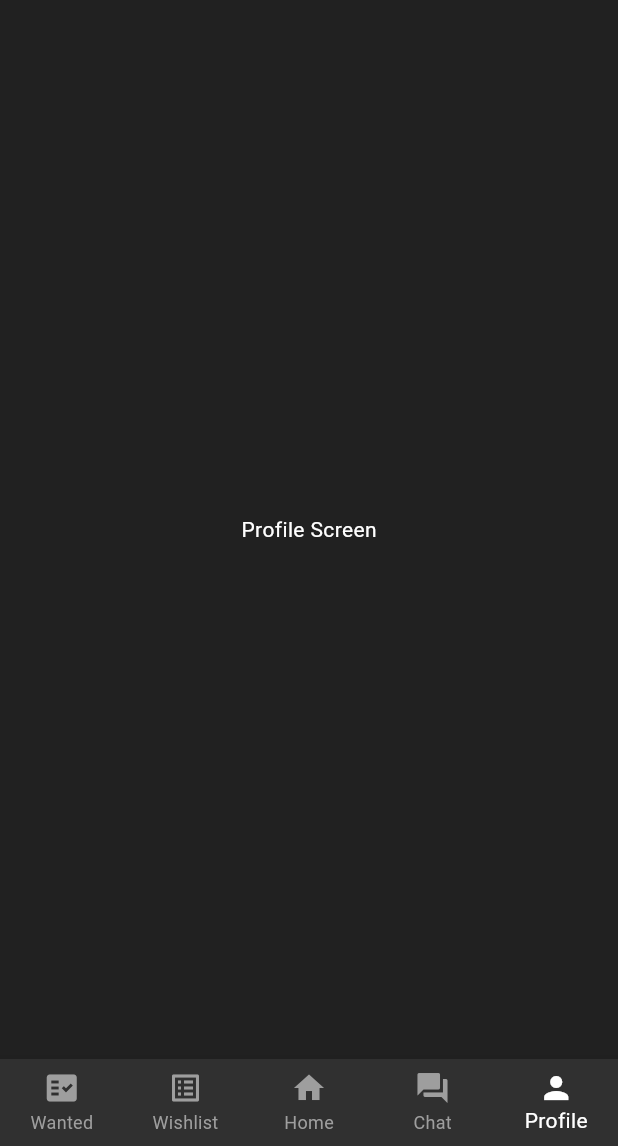
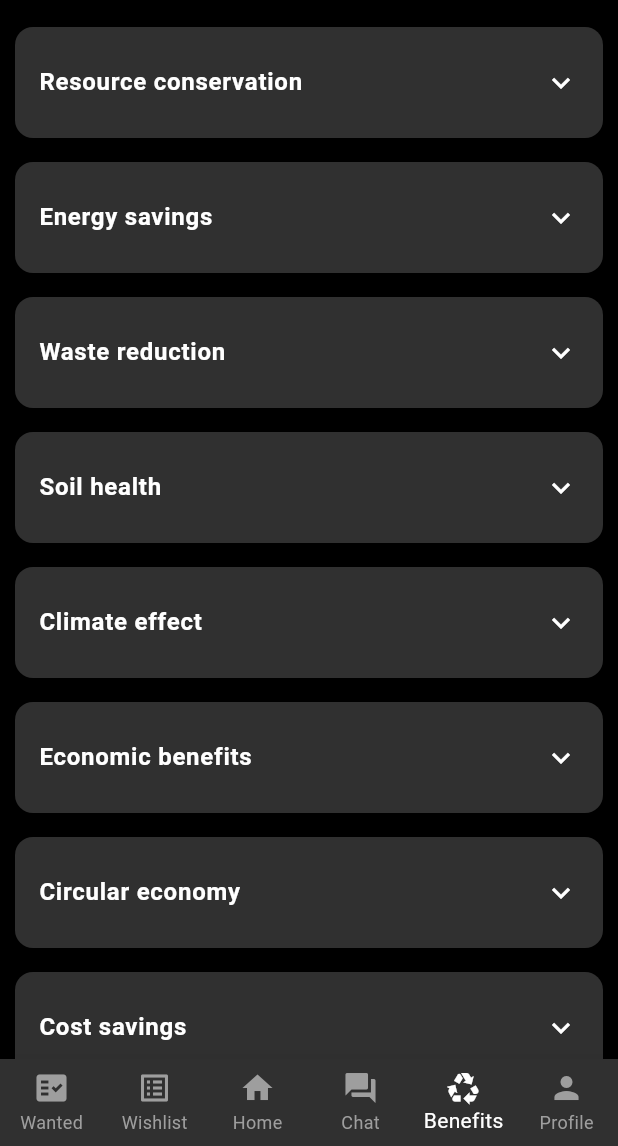
Before and after one commit to Joshuarupasinghe/bio_boost, a Flutter app: the screen it shows after launch, item 5 of the bottom bar chosen, on a phone screen of 412 x 824 dp, the part 90-1236 px from its top. Run offline on Flutter 3.47's test engine with Material 3 defaults, Android fonts, the phone set to English and light mode, and no system bars.

Commit message:
Benefits page
completed benefits of recycling and composting

```diff
--- /dev/null
+++ b/lib/screens/benefits.dart
@@ -0,0 +1,131 @@
+import 'dart:ui';
+import 'package:flutter/material.dart';
+
+class BenefitsPage extends StatelessWidget {
+  const BenefitsPage({super.key});
+
+  @override
+  Widget build(BuildContext context) {
+    return Scaffold(
+      backgroundColor: Colors.black, // Darker background for contrast
+      body: ListView(
+        padding: const EdgeInsets.all(10),
+        children: const [
+          BenefitTile(
+            title: "Resource conservation",
+            description:
+                "Recycling reduces the need for raw materials and preserves natural resources such as trees, water, and minerals.",
+          ),
+          BenefitTile(
+            title: "Energy savings",
+            description:
+                "Recycling uses less energy than producing new products, lowering greenhouse gas emissions.",
+          ),
+          BenefitTile(
+            title: "Waste reduction",
+            description:
+                "Both recycling and composting of waste from landfills reduces pollution and extends the lifetime of the landfill.",
+          ),
+          BenefitTile(
+            title: "Soil health",
+            description:
+                "Composting enriches soil with nutrients, improves plant growth, and reduces the need for chemical fertilizers.",
+          ),
+          BenefitTile(
+            title: "Climate effect",
+            description:
+                "Composting reduces methane emissions from landfills, a potent greenhouse gas contributing to climate change.",
+          ),
+          BenefitTile(
+            title: "Economic benefits",
+            description:
+                "Recycling creates jobs in waste management and production industries, and increases local economies.",
+          ),
+          BenefitTile(
+            title: "Circular economy",
+            description:
+                "Recycling promotes recycling materials, reduces waste and promotes sustainable production cycles.",
+          ),
+          BenefitTile(
+            title: "Cost savings",
+            description:
+                "Composting reduces waste costs for households and municipalities.",
+          ),
+          BenefitTile(
+            title: "Pollution prevention",
+            description:
+                "Recycling reduces coal and pollution, and keeps ecosystems cleaner and healthier.",
+          ),
+          BenefitTile(
+            title: "Community engagement",
+            description:
+                "Both practices encourage environmentally friendly habits and community engagement in sustainability efforts.",
+          ),
+        ],
+      ),
+    );
+  }
+}
+
+class BenefitTile extends StatelessWidget {
+  final String title;
+  final String description;
+
+  const BenefitTile({required this.title, required this.description, super.key});
+
+  @override
+  Widget build(BuildContext context) {
+    return Card(
+      color: Colors.grey[850],
+      elevation: 5,
+      shape: RoundedRectangleBorder(borderRadius: BorderRadius.circular(12)),
+      margin: const EdgeInsets.symmetric(vertical: 8),
+      child: Theme(
+        data: Theme.of(context).copyWith(dividerColor: Colors.transparent),
+        child: ExpansionTile(
+          title: Text(
+            title,
+            style: const TextStyle(
+              fontWeight: FontWeight.bold,
+              color: Colors.white,
+              fontSize: 16,
+            ),
+          ),
+          iconColor: Colors.white,
+          collapsedIconColor: Colors.white,
+          tilePadding: const EdgeInsets.symmetric(horizontal: 16, vertical: 8),
+          children: [
+            Container(
+              padding: const EdgeInsets.all(12),
+              decoration: BoxDecoration(
+                gradient: LinearGradient(
+                  colors: [
+                    Colors.grey[800]!.withOpacity(0.5),
+                    Colors.grey[850]!.withOpacity(0.5), // Added more color stops
+                    Colors.grey[900]!.withOpacity(0.5), // Added more color stops
+                  ],
+                  begin: Alignment.topLeft,
+                  end: Alignment.bottomRight,
+                ),
+                borderRadius: const BorderRadius.only(
+                  bottomLeft: Radius.circular(12),
+                  bottomRight: Radius.circular(12),
+                ),
+              ),
+              child: ClipRRect(
+                borderRadius: BorderRadius.circular(12),
+                child: BackdropFilter(
+                  filter: ImageFilter.blur(sigmaX: 5, sigmaY: 5),
+                  child: Text(
+                    description,
+                    style: const TextStyle(color: Colors.white70, fontSize: 14),
+                  ),
+                ),
+              ),
+            ),
+          ],
+        ),
+      ),
+    );
+  }
+}
--- a/lib/screens/home.dart
+++ b/lib/screens/home.dart
@@ -1,5 +1,6 @@
 import 'package:flutter/material.dart';
 import 'chat_list.dart'; // Import the chat list screen
+import 'benefits.dart';
 
 class HomePage extends StatefulWidget {
   const HomePage({Key? key}) : super(key: key);
@@ -17,6 +18,7 @@ class _HomePageState extends State<HomePage> {
     Center(child: Text('Wishlist Screen', style: TextStyle(color: Colors.white))),
     Center(child: Text('Home Screen', style: TextStyle(color: Colors.white))),
     ChatList(), // Chat screen
+    BenefitsPage(),
     Center(child: Text('Profile Screen', style: TextStyle(color: Colors.white))),
   ];
 
@@ -99,6 +101,9 @@ class _HomePageState extends State<HomePage> {
             label: 'Chat',
           ),
           BottomNavigationBarItem(
+            icon: Icon(Icons.recycling),
+            label: 'Benefits'),
+          BottomNavigationBarItem(
             icon: Icon(Icons.person),
             label: 'Profile',
           ),
```
